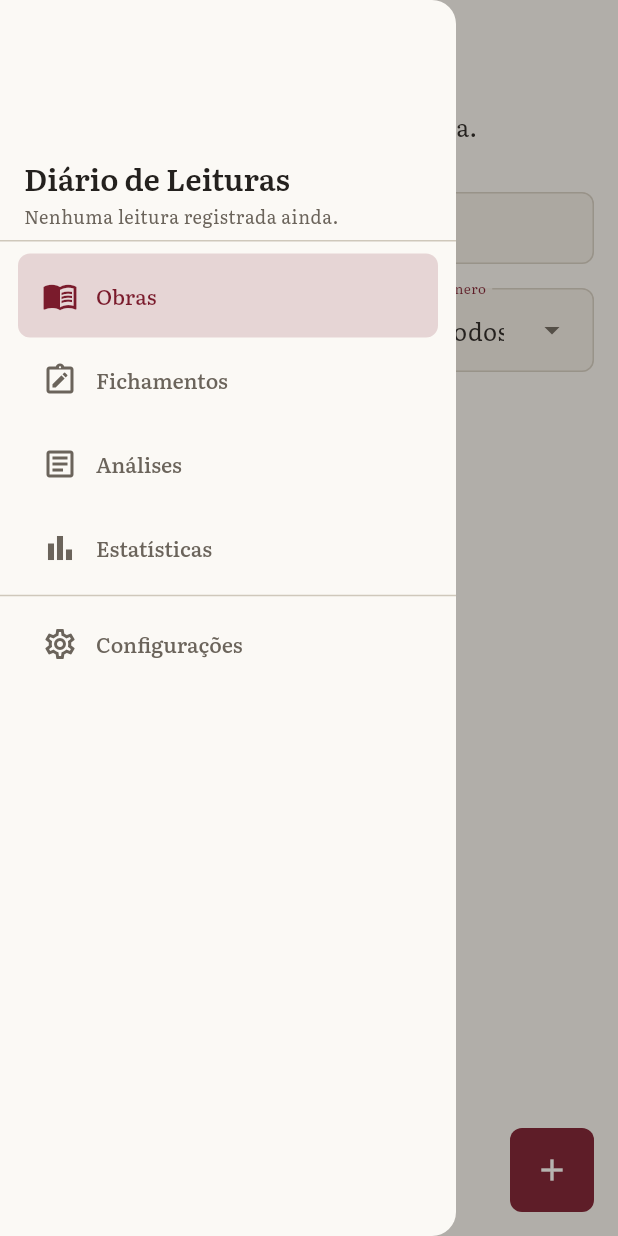
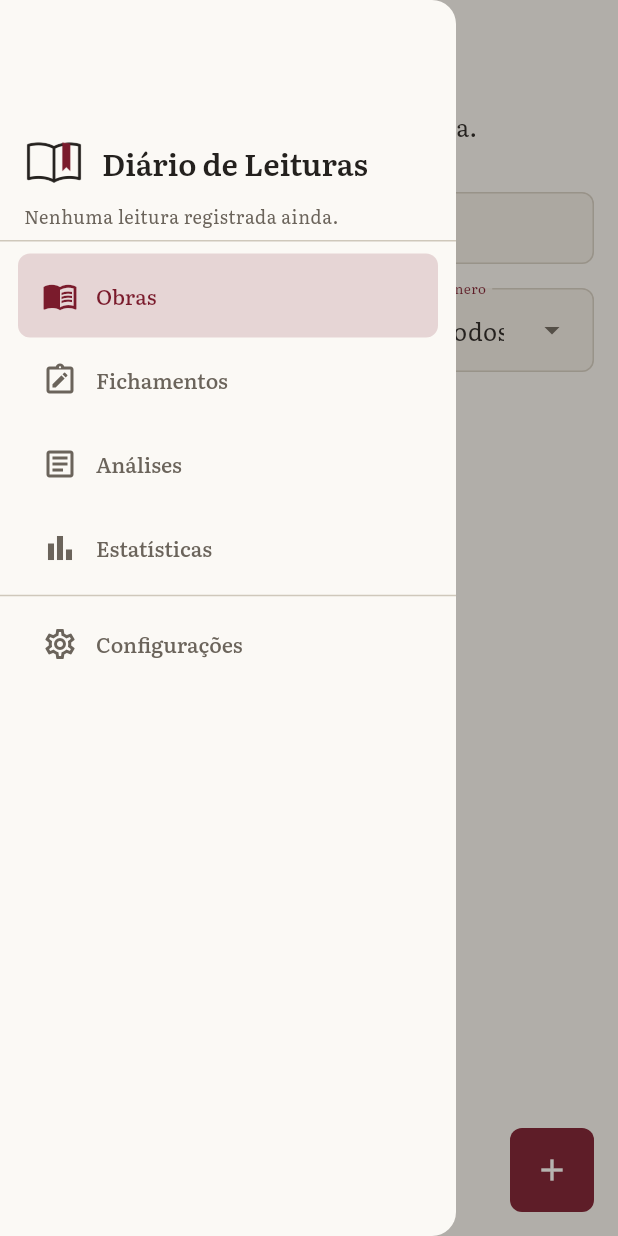
Before and after one commit to VitaoDeveloper/DiarioDeLeituras, a Flutter app: the screen it shows after launch, with the side drawer open, on a phone screen of 412 x 824 dp. Run offline on Flutter 3.47's test engine with Material 3 defaults, Android fonts, the phone set to English and light mode, and no system bars; our stand-ins replace drift, drift_flutter, file_picker, fl_chart, flutter_riverpod, go_router and 1 more; accounts and stored records are empty; generated files the repository leaves out were written again.

Commit message:
etapa 9: instala logo do app e icone Android

```diff
--- /dev/null
+++ b/lib/core/app_logo.dart
@@ -0,0 +1,35 @@
+import 'package:flutter/material.dart';
+
+/// Logo do app, com variante clara/escura conforme o tema.
+///
+/// O arquivo é escolhido pelo [Brightness] do tema e a resolução pelo
+/// `devicePixelRatio` do dispositivo (128, 256 ou 512 px).
+class AppLogo extends StatelessWidget {
+  const AppLogo({super.key, this.size = 48});
+
+  /// Lado do logo em pixels lógicos.
+  final double size;
+
+  @override
+  Widget build(BuildContext context) {
+    final isDark = Theme.of(context).brightness == Brightness.dark;
+    final dpr = MediaQuery.devicePixelRatioOf(context);
+    final targetPixels = size * dpr;
+
+    final resolution = targetPixels > 384
+        ? '512'
+        : targetPixels > 192
+            ? '256'
+            : '128';
+    final variant = isDark ? 'dark' : 'light';
+    final asset = 'assets/logo/logo_${variant}_$resolution.png';
+
+    return Image.asset(
+      asset,
+      width: size,
+      height: size,
+      fit: BoxFit.contain,
+      errorBuilder: (_, _, _) => const SizedBox.shrink(),
+    );
+  }
+}
--- a/lib/core/router.dart
+++ b/lib/core/router.dart
@@ -4,6 +4,7 @@ import 'package:go_router/go_router.dart';
 
 import '../features/stats/stats_providers.dart';
 
+import 'app_logo.dart';
 import 'settings_screen.dart';
 import '../features/analyses/analysis_form.dart';
 import '../features/analyses/analyses_screen.dart';
@@ -192,11 +193,19 @@ class _ScaffoldWithDrawer extends ConsumerWidget {
                 crossAxisAlignment: CrossAxisAlignment.start,
                 mainAxisSize: MainAxisSize.min,
                 children: [
-                  Text(
-                    AppStrings.appTitle,
-                    style: Theme.of(context).textTheme.titleLarge,
+                  Row(
+                    children: [
+                      const AppLogo(size: 40),
+                      const SizedBox(width: 12),
+                      Expanded(
+                        child: Text(
+                          AppStrings.appTitle,
+                          style: Theme.of(context).textTheme.titleLarge,
+                        ),
+                      ),
+                    ],
                   ),
-                  const SizedBox(height: 4),
+                  const SizedBox(height: 8),
                   Text(
                     streak.current == 0
                         ? AppStrings.noStreak
--- a/pubspec.yaml
+++ b/pubspec.yaml
@@ -33,6 +33,7 @@ flutter:
 
   assets:
     - assets/fonts/OFL.txt
+    - assets/logo/
 
   fonts:
     - family: Literata
```
Also changed, not shown: assets/logo/logo_dark.svg (added), assets/logo/logo_dark_128.png (added), assets/logo/logo_dark_256.png (added), assets/logo/logo_dark_512.png (added), assets/logo/logo_light.svg (added), assets/logo/logo_light_128.png (added), assets/logo/logo_light_256.png (added), assets/logo/logo_light_512.png (added), 24 other files.
